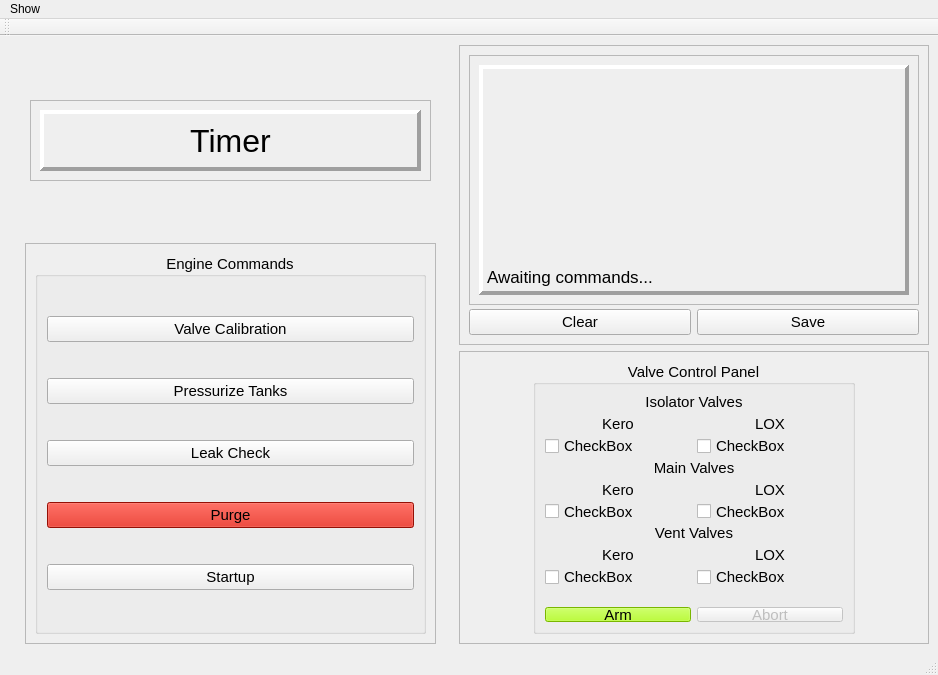
Qt form dev/APRL_GUIv0_2.ui (UC-Davis-APRL/APRL_GUI) before a commit.
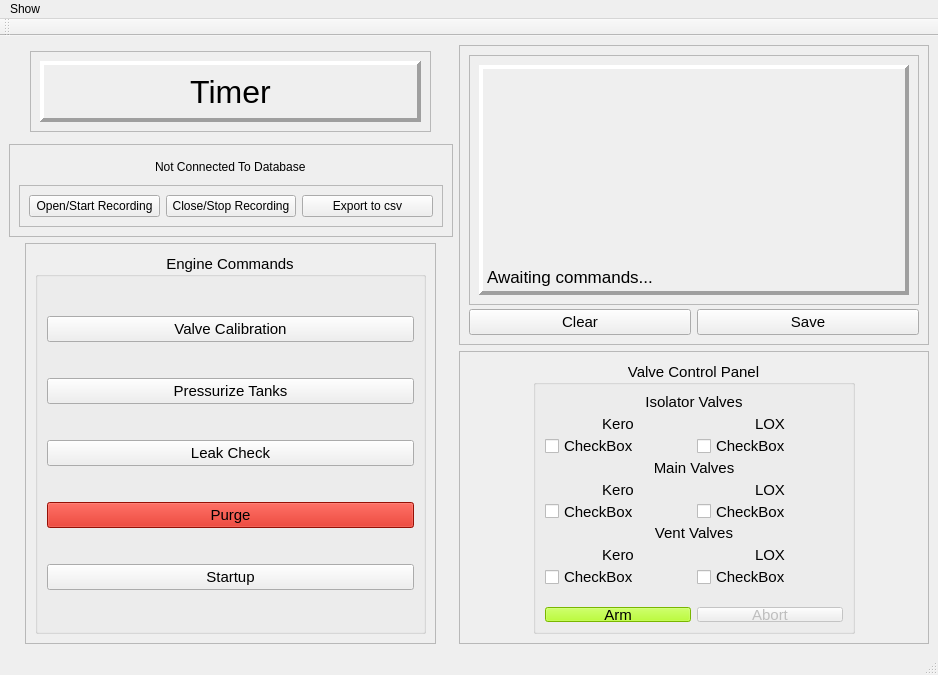
The same form after that commit. Custom widgets are drawn as their Qt base class.

Commit message: 12/10/2023 Added UI elements for attaching/detaching from SQL database, converting SQL to csv output

```diff
--- a/dev/APRL_GUIv0_2.ui
+++ b/dev/APRL_GUIv0_2.ui
@@ -62,6 +62,58 @@
         </layout>
        </widget>
       </item>
+      <item>
+       <widget class="QFrame" name="frame_5">
+        <property name="frameShape">
+         <enum>QFrame::StyledPanel</enum>
+        </property>
+        <property name="frameShadow">
+         <enum>QFrame::Raised</enum>
+        </property>
+        <layout class="QVBoxLayout" name="verticalLayout_8">
+         <item alignment="Qt::AlignHCenter">
+          <widget class="QLabel" name="databaseInfo">
+           <property name="text">
+            <string>Not Connected To Database</string>
+           </property>
+          </widget>
+         </item>
+         <item>
+          <widget class="QFrame" name="frame_6">
+           <property name="frameShape">
+            <enum>QFrame::StyledPanel</enum>
+           </property>
+           <property name="frameShadow">
+            <enum>QFrame::Raised</enum>
+           </property>
+           <layout class="QHBoxLayout" name="horizontalLayout_6">
+            <item>
+             <widget class="QPushButton" name="openStart">
+              <property name="text">
+               <string>Open/Start Recording</string>
+              </property>
+             </widget>
+            </item>
+            <item>
+             <widget class="QPushButton" name="stopClose">
+              <property name="text">
+               <string>Close/Stop Recording</string>
+              </property>
+             </widget>
+            </item>
+            <item>
+             <widget class="QPushButton" name="exportFrom">
+              <property name="text">
+               <string>Export to csv</string>
+              </property>
+             </widget>
+            </item>
+           </layout>
+          </widget>
+         </item>
+        </layout>
+       </widget>
+      </item>
       <item alignment="Qt::AlignHCenter|Qt::AlignVCenter">
        <widget class="QFrame" name="frame_2">
         <property name="frameShape">
```
The commit also changes 3 other files.
